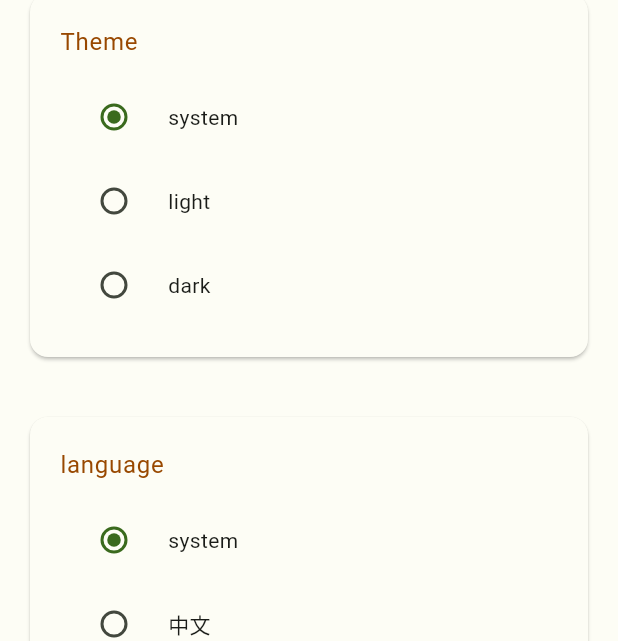
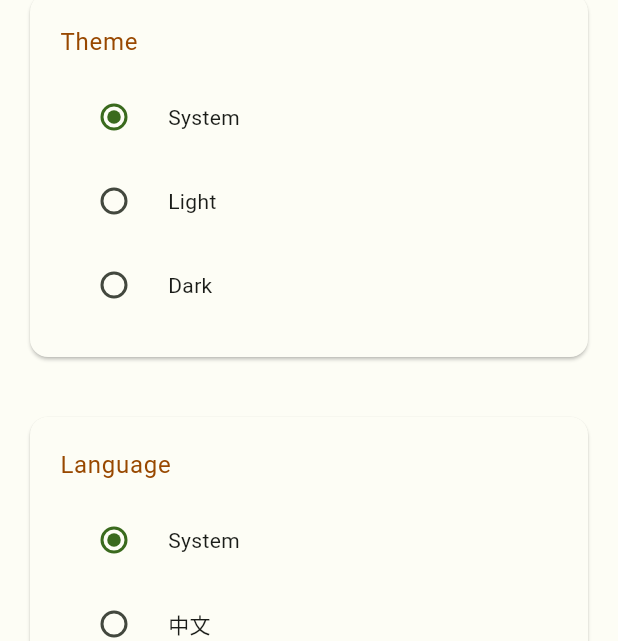
Before and after one commit to mao720/object_note, a Flutter app: the SettingsPage screen opened by its route, on a phone screen of 412 x 824 dp. Shown: the part 120-761 px from the top of the screen. Run offline on Flutter 3.47's test engine with Material 2 defaults, Android fonts, the phone set to English and light mode, and no system bars; our stand-ins replace get, lottie, shared_preferences; accounts and stored records are empty; Roboto replaces fonts that are missing (LXGWWenKaiLite).

Commit message:
feature-setting

```diff
--- a/lib/pages/settings/settings_logic.dart
+++ b/lib/pages/settings/settings_logic.dart
@@ -14,5 +14,9 @@ class SettingsLogic extends GetxController {
     }
   }
 
-  void onLanguageChanged(Locale? locale) {}
+  void onLanguageChanged(String? language) {
+    if (language != null) {
+      appController.setLanguage(language);
+    }
+  }
 }
--- a/lib/pages/settings/settings_view.dart
+++ b/lib/pages/settings/settings_view.dart
@@ -20,24 +20,24 @@ class SettingsPage extends StatelessWidget {
               context,
               'Theme'.tr,
               [
-                _createThemeItem(context, 'system'.tr, ThemeMode.system,
-                    logic.appController.themeMode.value, logic.onThemeChanged),
-                _createThemeItem(context, 'light'.tr, ThemeMode.light,
-                    logic.appController.themeMode.value, logic.onThemeChanged),
-                _createThemeItem(context, 'dark'.tr, ThemeMode.dark,
-                    logic.appController.themeMode.value, logic.onThemeChanged),
+                _createItem(context, 'System'.tr, ThemeMode.system,
+                    logic.appController.themeMode, logic.onThemeChanged),
+                _createItem(context, 'Light'.tr, ThemeMode.light,
+                    logic.appController.themeMode, logic.onThemeChanged),
+                _createItem(context, 'Dark'.tr, ThemeMode.dark,
+                    logic.appController.themeMode, logic.onThemeChanged),
               ],
             ),
             _createSettingCard(
               context,
-              'language'.tr,
+              'Language'.tr,
               [
-                _createThemeItem(context, 'system'.tr, Get.deviceLocale!,
-                    Get.deviceLocale!, logic.onLanguageChanged),
-                _createThemeItem(context, '中文', Locale('en', 'US'),
-                    Locale('en'), logic.onLanguageChanged),
-                _createThemeItem(context, 'English', Locale('en', 'US'),
-                    Locale('en'), logic.onLanguageChanged),
+                _createItem(context, 'System'.tr, 'system',
+                    logic.appController.language, logic.onLanguageChanged),
+                _createItem(context, '中文', 'zh', logic.appController.language,
+                    logic.onLanguageChanged),
+                _createItem(context, 'English', 'en',
+                    logic.appController.language, logic.onLanguageChanged),
               ],
             ),
           ],
@@ -68,14 +68,14 @@ class SettingsPage extends StatelessWidget {
     );
   }
 
-  Widget _createThemeItem<T>(BuildContext context, String title, T value,
-      T groupValue, void Function(T? value) onChanged) {
+  Widget _createItem<T>(BuildContext context, String title, T value,
+      Rx<T> groupValue, void Function(T? value) onChanged) {
     return Obx(() {
       return RadioListTile(
         activeColor: Theme.of(context).colorScheme.primary,
         title: Text(title, style: Theme.of(context).textTheme.bodyMedium),
         value: value,
-        groupValue: groupValue,
+        groupValue: groupValue.value,
         onChanged: onChanged,
       );
     });
```
Also changed, not shown: lib/core/app_controller.dart (+21 -2 lines), lib/i18n/translations.dart (+8 -8 lines).
